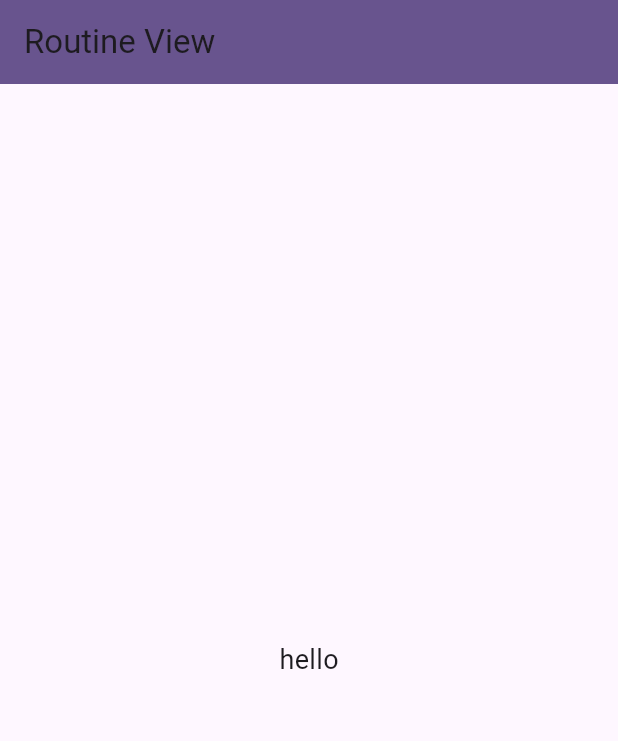
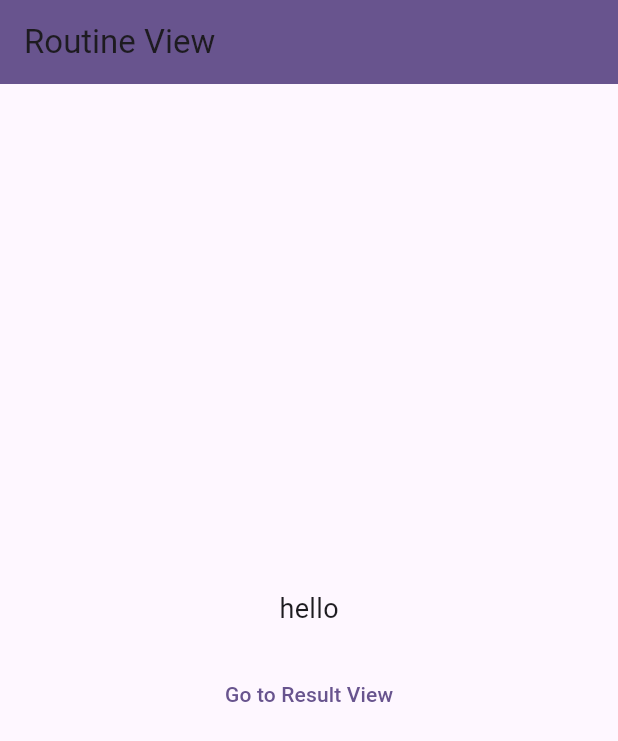
Before and after one commit to StartHack-PSFO/PeakFocus, a Flutter app: the RoutineView screen opened directly, on a phone screen of 412 x 824 dp. Shown: the top 741 px of the screen. Run offline on Flutter 3.47's test engine with Material 2 defaults, Android fonts, the light colour scheme and no system bars; our stand-ins replace audioplayers.

Commit message:
Results first draft

```diff
--- a/neuroapp/lib/views/routineView.dart
+++ b/neuroapp/lib/views/routineView.dart
@@ -1,7 +1,7 @@
 import 'package:flutter/material.dart';
+import 'package:neuroapp/views/resultView.dart';
 
 class RoutineView extends StatelessWidget {
-
   const RoutineView({Key? key}) : super(key: key);
 
   @override
@@ -12,9 +12,24 @@ class RoutineView extends StatelessWidget {
         title: Text('Routine View'),
       ),
       body: Center(
-        child: Text(
-          'hello',
-          style: TextStyle(fontSize: 18),
+        child: Column(
+          mainAxisAlignment: MainAxisAlignment.center,
+          children: [
+            Text(
+              'hello',
+              style: TextStyle(fontSize: 18),
+            ),
+            SizedBox(height: 20),
+            TextButton(
+              onPressed: () {
+                Navigator.push(
+                  context,
+                  MaterialPageRoute(builder: (context) => ResultView()),
+                );
+              },
+              child: Text('Go to Result View'),
+            ),
+          ],
         ),
       ),
     );
```
Also changed, not shown: neuroapp/lib/views/resultView.dart (+67 -0 lines).
